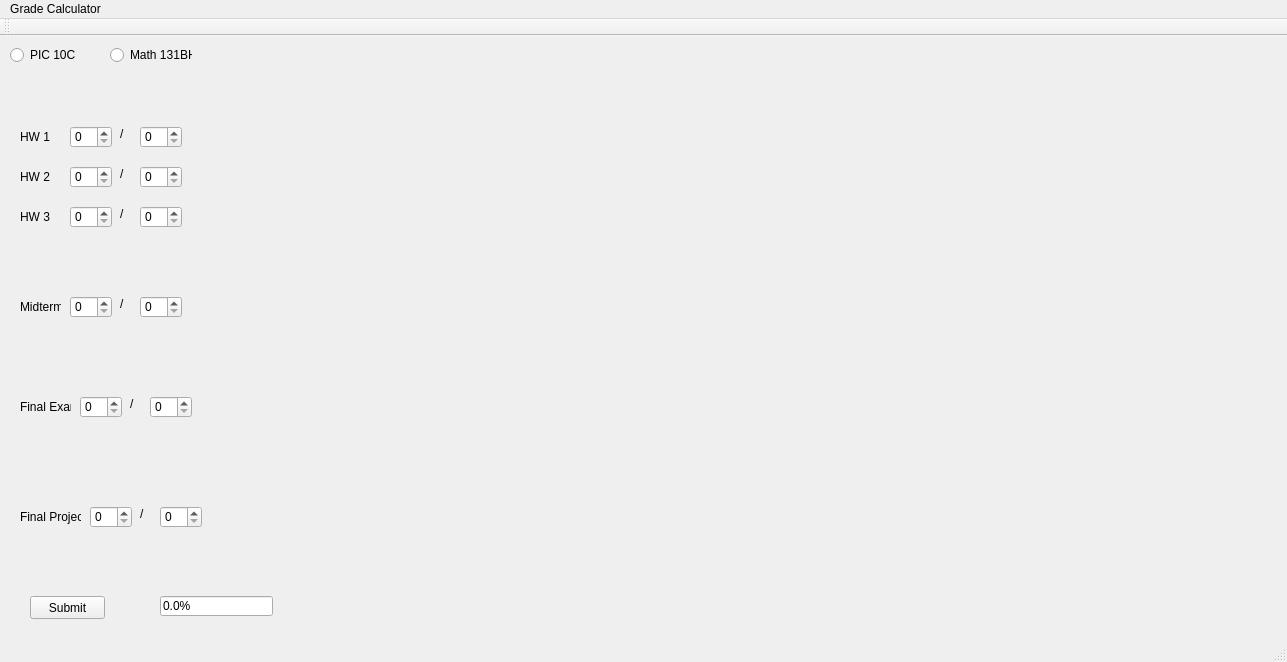
The window that Project 2/grade_calculator/grade_calculator.ui (ewaldman4/PIC10C-17S) describes before a commit, drawn with Qt 5.
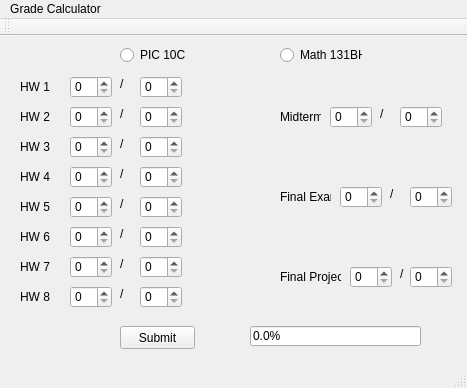
The same window after the commit.

Patch:
```diff
--- a/Project 2/grade_calculator/grade_calculator.ui
+++ b/Project 2/grade_calculator/grade_calculator.ui
@@ -6,8 +6,8 @@
    <rect>
     <x>0</x>
     <y>0</y>
-    <width>1287</width>
-    <height>662</height>
+    <width>467</width>
+    <height>388</height>
    </rect>
   </property>
   <property name="windowTitle">
@@ -17,7 +17,7 @@
    <widget class="QRadioButton" name="radioButton">
     <property name="geometry">
      <rect>
-      <x>10</x>
+      <x>120</x>
       <y>10</y>
       <width>82</width>
       <height>18</height>
@@ -30,7 +30,7 @@
    <widget class="QRadioButton" name="radioButton_2">
     <property name="geometry">
      <rect>
-      <x>110</x>
+      <x>280</x>
       <y>10</y>
       <width>82</width>
       <height>18</height>
@@ -44,7 +44,7 @@
     <property name="geometry">
      <rect>
       <x>20</x>
-      <y>90</y>
+      <y>40</y>
       <width>41</width>
       <height>21</height>
      </rect>
@@ -57,7 +57,7 @@
     <property name="geometry">
      <rect>
       <x>70</x>
-      <y>90</y>
+      <y>40</y>
       <width>42</width>
       <height>22</height>
      </rect>
@@ -67,7 +67,7 @@
     <property name="geometry">
      <rect>
       <x>140</x>
-      <y>90</y>
+      <y>40</y>
       <width>42</width>
       <height>22</height>
      </rect>
@@ -77,7 +77,7 @@
     <property name="geometry">
      <rect>
       <x>140</x>
-      <y>130</y>
+      <y>70</y>
       <width>42</width>
       <height>22</height>
      </rect>
@@ -87,7 +87,7 @@
     <property name="geometry">
      <rect>
       <x>70</x>
-      <y>130</y>
+      <y>70</y>
       <width>42</width>
       <height>22</height>
      </rect>
@@ -97,7 +97,7 @@
     <property name="geometry">
      <rect>
       <x>20</x>
-      <y>130</y>
+      <y>70</y>
       <width>41</width>
       <height>21</height>
      </rect>
@@ -110,7 +110,7 @@
     <property name="geometry">
      <rect>
       <x>140</x>
-      <y>170</y>
+      <y>100</y>
       <width>42</width>
       <height>22</height>
      </rect>
@@ -120,7 +120,7 @@
     <property name="geometry">
      <rect>
       <x>70</x>
-      <y>170</y>
+      <y>100</y>
       <width>42</width>
       <height>22</height>
      </rect>
@@ -130,8 +130,8 @@
     <property name="geometry">
      <rect>
       <x>20</x>
-      <y>170</y>
-      <width>41</width>
+      <y>100</y>
+      <width>31</width>
       <height>21</height>
      </rect>
     </property>
@@ -143,7 +143,7 @@
     <property name="geometry">
      <rect>
       <x>120</x>
-      <y>90</y>
+      <y>40</y>
       <width>16</width>
       <height>16</height>
      </rect>
@@ -156,7 +156,7 @@
     <property name="geometry">
      <rect>
       <x>120</x>
-      <y>130</y>
+      <y>70</y>
       <width>16</width>
       <height>16</height>
      </rect>
@@ -169,7 +169,7 @@
     <property name="geometry">
      <rect>
       <x>120</x>
-      <y>170</y>
+      <y>100</y>
       <width>16</width>
       <height>16</height>
      </rect>
@@ -181,8 +181,8 @@
    <widget class="QSpinBox" name="Midterm_Total_Score">
     <property name="geometry">
      <rect>
-      <x>140</x>
-      <y>260</y>
+      <x>400</x>
+      <y>70</y>
       <width>42</width>
       <height>22</height>
      </rect>
@@ -191,8 +191,8 @@
    <widget class="QSpinBox" name="Midterm_Received_Score">
     <property name="geometry">
      <rect>
-      <x>70</x>
-      <y>260</y>
+      <x>330</x>
+      <y>70</y>
       <width>42</width>
       <height>22</height>
      </rect>
@@ -201,8 +201,8 @@
    <widget class="QLabel" name="label_7">
     <property name="geometry">
      <rect>
-      <x>120</x>
-      <y>260</y>
+      <x>380</x>
+      <y>70</y>
       <width>16</width>
       <height>16</height>
      </rect>
@@ -214,8 +214,8 @@
    <widget class="QLabel" name="label_8">
     <property name="geometry">
      <rect>
-      <x>20</x>
-      <y>260</y>
+      <x>280</x>
+      <y>70</y>
       <width>41</width>
       <height>21</height>
      </rect>
@@ -227,8 +227,8 @@
    <widget class="QSpinBox" name="FinalExam_Total_Score">
     <property name="geometry">
      <rect>
-      <x>150</x>
-      <y>360</y>
+      <x>410</x>
+      <y>150</y>
       <width>42</width>
       <height>22</height>
      </rect>
@@ -237,8 +237,8 @@
    <widget class="QSpinBox" name="FinalExam_Received_Score">
     <property name="geometry">
      <rect>
-      <x>80</x>
-      <y>360</y>
+      <x>340</x>
+      <y>150</y>
       <width>42</width>
       <height>22</height>
      </rect>
@@ -247,8 +247,8 @@
    <widget class="QLabel" name="label_9">
     <property name="geometry">
      <rect>
-      <x>130</x>
-      <y>360</y>
+      <x>390</x>
+      <y>150</y>
       <width>16</width>
       <height>16</height>
      </rect>
@@ -260,8 +260,8 @@
    <widget class="QLabel" name="label_10">
     <property name="geometry">
      <rect>
-      <x>20</x>
-      <y>360</y>
+      <x>280</x>
+      <y>150</y>
       <width>51</width>
       <height>21</height>
      </rect>
@@ -273,8 +273,8 @@
    <widget class="QSpinBox" name="FinalProject_Total_Score">
     <property name="geometry">
      <rect>
-      <x>160</x>
-      <y>470</y>
+      <x>410</x>
+      <y>230</y>
       <width>42</width>
       <height>22</height>
      </rect>
@@ -283,8 +283,8 @@
    <widget class="QSpinBox" name="FinalProject_Received_Score">
     <property name="geometry">
      <rect>
-      <x>90</x>
-      <y>470</y>
+      <x>350</x>
+      <y>230</y>
       <width>42</width>
       <height>22</height>
      </rect>
@@ -293,8 +293,8 @@
    <widget class="QLabel" name="label_11">
     <property name="geometry">
      <rect>
-      <x>140</x>
-      <y>470</y>
+      <x>400</x>
+      <y>230</y>
       <width>16</width>
       <height>16</height>
      </rect>
@@ -306,8 +306,8 @@
    <widget class="QLabel" name="label_12">
     <property name="geometry">
      <rect>
-      <x>20</x>
-      <y>470</y>
+      <x>280</x>
+      <y>230</y>
       <width>61</width>
       <height>21</height>
      </rect>
@@ -319,8 +319,8 @@
    <widget class="QPushButton" name="pushButton">
     <property name="geometry">
      <rect>
-      <x>30</x>
-      <y>560</y>
+      <x>120</x>
+      <y>290</y>
       <width>75</width>
       <height>23</height>
      </rect>
@@ -332,9 +332,9 @@
    <widget class="QLineEdit" name="lineEdit">
     <property name="geometry">
      <rect>
-      <x>160</x>
-      <y>560</y>
-      <width>113</width>
+      <x>250</x>
+      <y>290</y>
+      <width>171</width>
       <height>20</height>
      </rect>
     </property>
@@ -342,13 +342,243 @@
      <string>0.0%</string>
     </property>
    </widget>
+   <widget class="QSpinBox" name="HW4_Total_Score">
+    <property name="geometry">
+     <rect>
+      <x>140</x>
+      <y>130</y>
+      <width>42</width>
+      <height>22</height>
+     </rect>
+    </property>
+   </widget>
+   <widget class="QSpinBox" name="HW4_Received_Score">
+    <property name="geometry">
+     <rect>
+      <x>70</x>
+      <y>130</y>
+      <width>42</width>
+      <height>22</height>
+     </rect>
+    </property>
+   </widget>
+   <widget class="QLabel" name="label_13">
+    <property name="geometry">
+     <rect>
+      <x>20</x>
+      <y>130</y>
+      <width>31</width>
+      <height>21</height>
+     </rect>
+    </property>
+    <property name="text">
+     <string>HW 4</string>
+    </property>
+   </widget>
+   <widget class="QLabel" name="label_14">
+    <property name="geometry">
+     <rect>
+      <x>120</x>
+      <y>130</y>
+      <width>16</width>
+      <height>16</height>
+     </rect>
+    </property>
+    <property name="text">
+     <string>/</string>
+    </property>
+   </widget>
+   <widget class="QSpinBox" name="HW5_Total_Score">
+    <property name="geometry">
+     <rect>
+      <x>140</x>
+      <y>160</y>
+      <width>42</width>
+      <height>22</height>
+     </rect>
+    </property>
+   </widget>
+   <widget class="QSpinBox" name="HW5_Received_Score">
+    <property name="geometry">
+     <rect>
+      <x>70</x>
+      <y>160</y>
+      <width>42</width>
+      <height>22</height>
+     </rect>
+    </property>
+   </widget>
+   <widget class="QLabel" name="label_15">
+    <property name="geometry">
+     <rect>
+      <x>20</x>
+      <y>160</y>
+      <width>31</width>
+      <height>21</height>
+     </rect>
+    </property>
+    <property name="text">
+     <string>HW 5</string>
+    </property>
+   </widget>
+   <widget class="QLabel" name="label_16">
+    <property name="geometry">
+     <rect>
+      <x>120</x>
+      <y>160</y>
+      <width>16</width>
+      <height>16</height>
+     </rect>
+    </property>
+    <property name="text">
+     <string>/</string>
+    </property>
+   </widget>
+   <widget class="QSpinBox" name="HW6_Total_Score">
+    <property name="geometry">
+     <rect>
+      <x>140</x>
+      <y>190</y>
+      <width>42</width>
+      <height>22</height>
+     </rect>
+    </property>
+   </widget>
+   <widget class="QSpinBox" name="HW6_Received_Score">
+    <property name="geometry">
+     <rect>
+      <x>70</x>
+      <y>190</y>
+      <width>42</width>
+      <height>22</height>
+     </rect>
+    </property>
+   </widget>
+   <widget class="QLabel" name="label_17">
+    <property name="geometry">
+     <rect>
+      <x>20</x>
+      <y>190</y>
+      <width>31</width>
+      <height>21</height>
+     </rect>
+    </property>
+    <property name="text">
+     <string>HW 6</string>
+    </property>
+   </widget>
+   <widget class="QLabel" name="label_18">
+    <property name="geometry">
+     <rect>
+      <x>120</x>
+      <y>190</y>
+      <width>16</width>
+      <height>16</height>
+     </rect>
+    </property>
+    <property name="text">
+     <string>/</string>
+    </property>
+   </widget>
+   <widget class="QSpinBox" name="HW7_Total_Score">
+    <property name="geometry">
+     <rect>
+      <x>140</x>
+      <y>220</y>
+      <width>42</width>
+      <height>22</height>
+     </rect>
+    </property>
+   </widget>
+   <widget class="QSpinBox" name="HW7_Received_Score">
+    <property name="geometry">
+     <rect>
+      <x>70</x>
+      <y>220</y>
+      <width>42</width>
+      <height>22</height>
+     </rect>
+    </property>
+   </widget>
+   <widget class="QLabel" name="label_19">
+    <property name="geometry">
+     <rect>
+      <x>20</x>
+      <y>220</y>
+      <width>31</width>
+      <height>21</height>
+     </rect>
+    </property>
+    <property name="text">
+     <string>HW 7</string>
+    </property>
+   </widget>
+   <widget class="QLabel" name="label_20">
+    <property name="geometry">
+     <rect>
+      <x>120</x>
+      <y>220</y>
+      <width>16</width>
+      <height>16</height>
+     </rect>
+    </property>
+    <property name="text">
+     <string>/</string>
+    </property>
+   </widget>
+   <widget class="QSpinBox" name="HW8_Total_Score">
+    <property name="geometry">
+     <rect>
+      <x>140</x>
+      <y>250</y>
+      <width>42</width>
+      <height>22</height>
+     </rect>
+    </property>
+   </widget>
+   <widget class="QSpinBox" name="HW8_Received_Score">
+    <property name="geometry">
+     <rect>
+      <x>70</x>
+      <y>250</y>
+      <width>42</width>
+      <height>22</height>
+     </rect>
+    </property>
+   </widget>
+   <widget class="QLabel" name="label_21">
+    <property name="geometry">
+     <rect>
+      <x>20</x>
+      <y>250</y>
+      <width>31</width>
+      <height>21</height>
+     </rect>
+    </property>
+    <property name="text">
+     <string>HW 8</string>
+    </property>
+   </widget>
+   <widget class="QLabel" name="label_22">
+    <property name="geometry">
+     <rect>
+      <x>120</x>
+      <y>250</y>
+      <width>16</width>
+      <height>16</height>
+     </rect>
+    </property>
+    <property name="text">
+     <string>/</string>
+    </property>
+   </widget>
   </widget>
   <widget class="QMenuBar" name="menuBar">
    <property name="geometry">
     <rect>
      <x>0</x>
      <y>0</y>
-     <width>1287</width>
+     <width>467</width>
      <height>20</height>
     </rect>
    </property>
```
